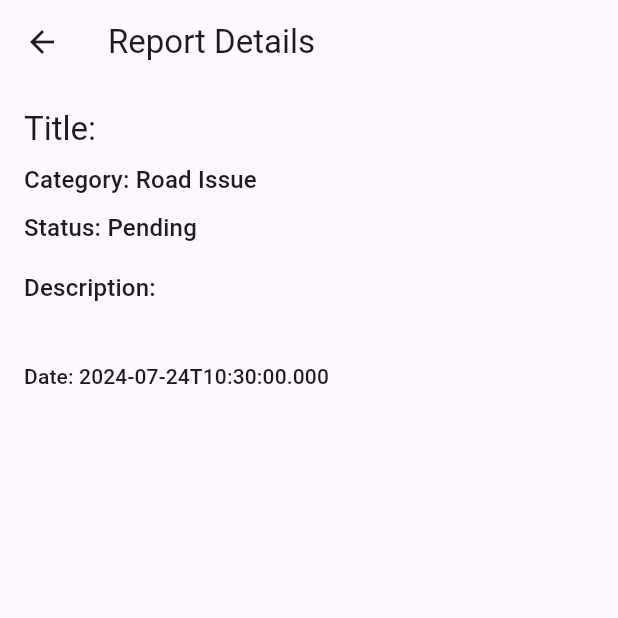
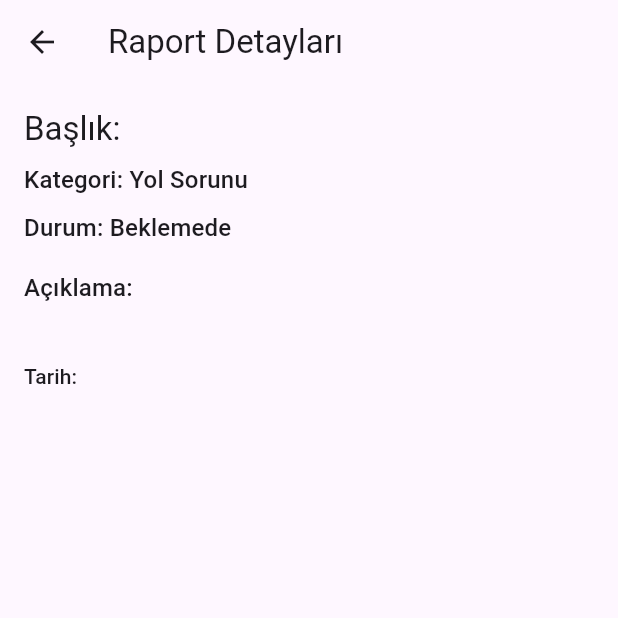
Before and after one commit to keresof/SmartCityFront, a Flutter app: the ReportDetailsScreen screen opened directly with empty values, on a phone screen of 412 x 824 dp, the top half of it. Run offline on Flutter 3.47's test engine with Material 3 defaults, Android fonts, the light colour scheme and no system bars; our stand-ins replace dio, firebase_messaging, flutter_svg, geocoding, geolocator, go_router and 4 more; accounts and stored records are empty.

Commit message:
development shut down

```diff
--- a/lib/main.dart
+++ b/lib/main.dart
@@ -38,6 +38,7 @@
     return Consumer<AuthProvider>(
       builder: (context, authProvider, _) {
         return MaterialApp.router(
+          debugShowCheckedModeBanner: false,
           routerConfig: _router(authProvider),
           title: 'Akıllı Şehir Uygulaması',
           theme: context.watch<AppState>().isDarkMode
--- a/lib/screens/home_screen.dart
+++ b/lib/screens/home_screen.dart
@@ -44,14 +44,14 @@
           return Card(
             margin: EdgeInsets.symmetric(horizontal: 16, vertical: 8),
             child: ListTile(
-              title: Text(news['title']),
+              title: Text(news['Başlık']),
               subtitle: Column(
                 crossAxisAlignment: CrossAxisAlignment.start,
                 children: [
-                  Text(news['description']),
+                  Text(news['']),
                   SizedBox(height: 4),
                   Text(
-                    'Tarih: ${news['date']}',
+                    'Tarih: ${news['Tarih']}',
                     style: TextStyle(fontStyle: FontStyle.italic),
                   ),
                 ],
--- a/lib/screens/login_screen.dart
+++ b/lib/screens/login_screen.dart
@@ -4,7 +4,7 @@
 import 'package:provider/provider.dart';
 import '../widgets/custom_pop_scope.dart';
 import '../providers/auth_provider.dart';
-import '../models/user.dart';
+
 
 class LoginScreen extends StatelessWidget {
   @override
--- a/lib/screens/report_details_screen.dart
+++ b/lib/screens/report_details_screen.dart
@@ -18,7 +18,7 @@
 
     return Scaffold(
       appBar: AppBar(
-        title: Text('Report Details'),
+        title: Text('Raport Detayları'),
       ),
       body: SingleChildScrollView(
         child: Column(
@@ -30,28 +30,28 @@
                 crossAxisAlignment: CrossAxisAlignment.start,
                 children: [
                   Text(
-                    'Title: ${isReportObject ? report.title : report['title']}',
+                    'Başlık: ${isReportObject ? report.title : report['title']}',
                     style: Theme.of(context).textTheme.titleLarge,
                   ),
                   SizedBox(height: 8),
                   Text(
-                    'Category: ${isReportObject ? _getCategoryName(report.status) : _getCategoryName(report['status'])}',
+                    'Kategori: ${isReportObject ? _getCategoryName(report.status) : _getCategoryName(report['status'])}',
                     style: Theme.of(context).textTheme.titleMedium,
                   ),
                   SizedBox(height: 8),
                   Text(
-                    'Status: ${isReportObject ? _getStatusName(report.status) : _getStatusName(report['status'])}',
+                    'Durum: ${isReportObject ? _getStatusName(report.status) : _getStatusName(report['status'])}',
                     style: Theme.of(context).textTheme.titleMedium,
                   ),
                   SizedBox(height: 16),
                   Text(
-                    'Description:',
+                    'Açıklama:',
                     style: Theme.of(context).textTheme.titleMedium,
                   ),
                   Text(isReportObject ? report.description : report['description']),
                   SizedBox(height: 16),
                   Text(
-                    'Date: ${isReportObject ? report.created.toString() : report['created'].toString()}',
+                    'Tarih: ${isReportObject ? report.lastModified.toString() : report['lastModifed'].toString()}',
                     style: Theme.of(context).textTheme.titleSmall,
                   ),
                 ],
@@ -134,18 +134,18 @@
 
   String _getCategoryName(int status) {
     List<String> categories = [
-      'Road Issue',
-      'Garbage',
-      'Streetlight Problem',
-      'Water Supply',
-      'Public Safety',
-      'Other'
+      'Yol Sorunu',
+      'Çöp Sorunu',
+      'Trafiğe İlişkin Sorun',
+      'Su/Lağım Sorunu',
+      'Halk Sağlığı Sorunu(Salgın, Haşere, vb.)',
+      'Diğer',
     ];
     return status >= 0 && status < categories.length ? categories[status] : 'Unknown';
   }
 
   String _getStatusName(int status) {
-    List<String> statuses = ['Pending', 'In Progress', 'Resolved', 'Closed'];
+    List<String> statuses = ['Beklemede', 'İşlemde', 'Çözüldü!', 'Kapatıldı'];
     return status >= 0 && status < statuses.length ? statuses[status] : 'Unknown';
   }
 }
--- a/lib/widgets/report_card.dart
+++ b/lib/widgets/report_card.dart
@@ -38,7 +38,7 @@
             ),
             SizedBox(height: 8),
             Text(
-              'Raporlama Tarihi: ${_formatDate(report.created ?? DateTime.now())}',
+              'Raporlama Tarihi: ${_formatDate(report.lastModified ?? DateTime.now())}',
               style: Theme.of(context).textTheme.bodySmall,
             ),
           ],
```
